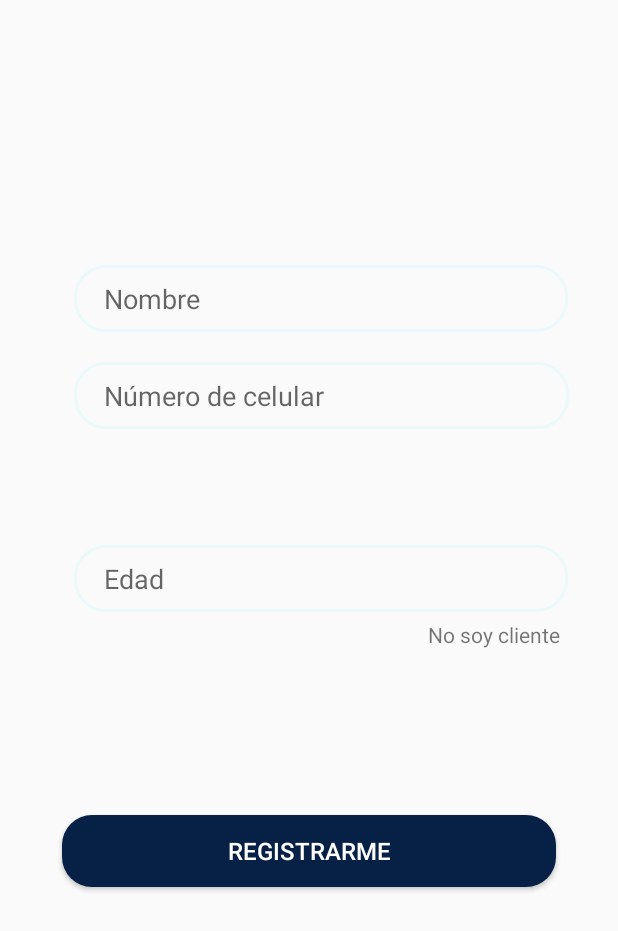
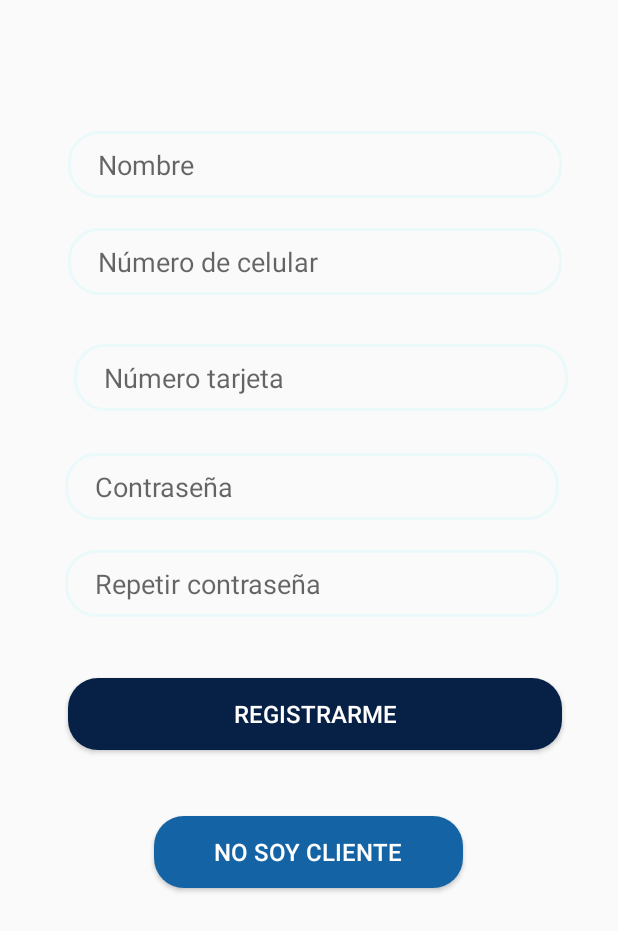
Before and after one commit to javiertapiadev/GeoOfertaHackathonBBVA2020, an Android app: the layout formulario_registro.xml on its own in the app's theme, with its tools: preview values and no code run, on a phone screen of 412 x 824 dp. Shown: the top 931 px of the screen. Run offline under Robolectric (Android 15) with nearby library versions, the phone set to English and light mode, and no system bars.

Commit message:
Modificación de pantalla de registro

```diff
--- a/Android/app/src/main/java/com/example/geoofertas/InicioSesion.java
+++ b/Android/app/src/main/java/com/example/geoofertas/InicioSesion.java
@@ -16,6 +16,7 @@ public class InicioSesion extends AppCompatActivity {
 
     TabLayout tabLayout;
     ViewPager viewPager;
+    float v;
 
     @Override
     protected void onCreate(Bundle savedInstanceState) {
@@ -32,5 +33,9 @@ public class InicioSesion extends AppCompatActivity {
         final LoginAdapter adapter = new LoginAdapter(getSupportFragmentManager(), this,tabLayout.getTabCount());
         viewPager.setAdapter(adapter);
         viewPager.addOnPageChangeListener(new TabLayout.TabLayoutOnPageChangeListener(tabLayout));
+
+        tabLayout.setTranslationY(300);
+        tabLayout.setAlpha(v);
+        tabLayout.animate().translationY(0).alpha(1).setDuration(1000).setStartDelay(100).start();
     }
 }
--- /dev/null
+++ b/Android/app/src/main/res/drawable/buttonligthblue.xml
@@ -0,0 +1,5 @@
+<?xml version="1.0" encoding="utf-8"?>
+<shape xmlns:android="http://schemas.android.com/apk/res/android">
+    <corners android:radius="20dp"/>
+    <solid android:color="@color/bbvacorelightblue"/>
+</shape>
--- a/Android/app/src/main/res/layout/activity_inicio_sesion.xml
+++ b/Android/app/src/main/res/layout/activity_inicio_sesion.xml
@@ -37,7 +37,7 @@
             android:layout_height="0dp"
             app:layout_constraintBottom_toBottomOf="parent"
             app:layout_constraintEnd_toEndOf="parent"
-            app:layout_constraintHeight_percent=".7"
+            app:layout_constraintHeight_percent="1"
             app:layout_constraintHorizontal_bias="0.0"
             app:layout_constraintStart_toStartOf="parent"
             app:layout_constraintTop_toTopOf="parent"
--- a/Android/app/src/main/res/layout/formulario_registro.xml
+++ b/Android/app/src/main/res/layout/formulario_registro.xml
@@ -1,43 +1,120 @@
 <?xml version="1.0" encoding="utf-8"?>
 <androidx.constraintlayout.widget.ConstraintLayout xmlns:android="http://schemas.android.com/apk/res/android"
+    xmlns:app="http://schemas.android.com/apk/res-auto"
     xmlns:tools="http://schemas.android.com/tools"
     android:layout_width="match_parent"
-    android:layout_height="match_parent"
-    xmlns:app="http://schemas.android.com/apk/res-auto">
+    android:layout_height="match_parent">
+
+
+    <EditText
+        android:id="@+id/numerotarjeta"
+        android:layout_width="0dp"
+        android:layout_height="wrap_content"
+        android:background="@drawable/edit_text"
+        android:hint="Número tarjeta"
+        android:paddingLeft="20dp"
+        android:paddingTop="10dp"
+        android:paddingBottom="10dp"
+        app:layout_constraintBottom_toBottomOf="parent"
+        app:layout_constraintEnd_toEndOf="parent"
+        app:layout_constraintHorizontal_bias="0.597"
+        app:layout_constraintStart_toStartOf="parent"
+        app:layout_constraintTop_toBottomOf="@+id/numerocelular"
+        app:layout_constraintVertical_bias="0.056"
+        app:layout_constraintWidth_percent=".8" />
 
     <EditText
         android:id="@+id/nombre"
         android:layout_width="0dp"
         android:layout_height="wrap_content"
+        android:background="@drawable/edit_text"
         android:hint="Nombre"
         android:paddingLeft="20dp"
         android:paddingTop="10dp"
         android:paddingBottom="10dp"
-        android:background="@drawable/edit_text"
         app:layout_constraintBottom_toBottomOf="parent"
         app:layout_constraintEnd_toEndOf="parent"
-        app:layout_constraintHorizontal_bias="0.597"
+        app:layout_constraintHorizontal_bias="0.548"
         app:layout_constraintStart_toStartOf="parent"
         app:layout_constraintTop_toTopOf="parent"
-        app:layout_constraintVertical_bias="0.227"
+        app:layout_constraintVertical_bias="0.112"
         app:layout_constraintWidth_percent=".8" />
 
     <EditText
-        android:id="@+id/edad"
+        android:id="@+id/contrasenia"
         android:layout_width="0dp"
         android:layout_height="wrap_content"
-        android:hint="Edad"
+        android:layout_margin="20dp"
+        android:layout_marginTop="20dp"
+        android:background="@drawable/edit_text"
+        android:ems="10"
+        android:hint="Contraseña"
+        android:inputType="textPassword"
         android:paddingLeft="20dp"
         android:paddingTop="10dp"
         android:paddingBottom="10dp"
-        android:background="@drawable/edit_text"
         app:layout_constraintBottom_toBottomOf="parent"
         app:layout_constraintEnd_toEndOf="parent"
-        app:layout_constraintHorizontal_bias="0.597"
+        app:layout_constraintHorizontal_bias="0.548"
         app:layout_constraintStart_toStartOf="parent"
-        app:layout_constraintTop_toTopOf="@id/numerocelular"
-        app:layout_constraintVertical_bias="0.227"
+        app:layout_constraintTop_toBottomOf="@id/numerotarjeta"
+        app:layout_constraintVertical_bias="0.017"
         app:layout_constraintWidth_percent=".8" />
+
+    <EditText
+        android:id="@+id/repetircontrasenia"
+        android:layout_width="0dp"
+        android:layout_height="wrap_content"
+        android:layout_margin="20dp"
+        android:layout_marginTop="20dp"
+        android:background="@drawable/edit_text"
+        android:ems="10"
+        android:hint="Repetir contraseña"
+        android:inputType="textPassword"
+        android:paddingLeft="20dp"
+        android:paddingTop="10dp"
+        android:paddingBottom="10dp"
+        app:layout_constraintBottom_toBottomOf="parent"
+        app:layout_constraintEnd_toEndOf="parent"
+        app:layout_constraintHorizontal_bias="0.548"
+        app:layout_constraintStart_toStartOf="parent"
+        app:layout_constraintTop_toBottomOf="@id/contrasenia"
+        app:layout_constraintVertical_bias="0.0"
+        app:layout_constraintWidth_percent=".8" />
+
+    <Button
+        android:id="@+id/button"
+        android:layout_width="0dp"
+        android:layout_height="wrap_content"
+        android:background="@drawable/button"
+        android:text="Registrarme"
+        android:textColor="@color/white"
+        android:textSize="16sp"
+        android:textStyle="normal"
+        app:layout_constraintBottom_toBottomOf="parent"
+        app:layout_constraintEnd_toEndOf="parent"
+        app:layout_constraintHorizontal_bias="0.548"
+        app:layout_constraintStart_toStartOf="parent"
+        app:layout_constraintTop_toBottomOf="@+id/repetircontrasenia"
+        app:layout_constraintVertical_bias="0.112"
+        app:layout_constraintWidth_percent=".8" />
+
+    <Button
+        android:id="@+id/buttonnosoycliente"
+        android:layout_width="0dp"
+        android:layout_height="wrap_content"
+        android:background="@drawable/buttonligthblue"
+        android:text="No soy cliente"
+        android:textColor="@color/white"
+        android:textSize="16sp"
+        android:textStyle="normal"
+        app:layout_constraintBottom_toBottomOf="parent"
+        app:layout_constraintEnd_toEndOf="parent"
+        app:layout_constraintHorizontal_bias="0.497"
+        app:layout_constraintStart_toStartOf="parent"
+        app:layout_constraintTop_toBottomOf="@+id/button"
+        app:layout_constraintVertical_bias="0.16"
+        app:layout_constraintWidth_percent=".5" />
 
     <EditText
         android:id="@+id/numerocelular"
@@ -45,47 +122,17 @@
         android:layout_height="wrap_content"
         android:layout_margin="20dp"
         android:layout_marginTop="20dp"
-        android:layout_marginBottom="404dp"
+        android:background="@drawable/edit_text"
         android:hint="Número de celular"
         android:paddingLeft="20dp"
         android:paddingTop="10dp"
         android:paddingBottom="10dp"
-        android:background="@drawable/edit_text"
         app:layout_constraintBottom_toBottomOf="parent"
         app:layout_constraintEnd_toEndOf="parent"
-        app:layout_constraintHorizontal_bias="0.695"
+        app:layout_constraintHorizontal_bias="0.597"
         app:layout_constraintStart_toStartOf="parent"
         app:layout_constraintTop_toBottomOf="@id/nombre"
-        app:layout_constraintVertical_bias="0"
+        app:layout_constraintVertical_bias="0.0"
         app:layout_constraintWidth_percent=".8" />
 
-    <Button
-        android:id="@+id/button"
-        android:layout_width="0dp"
-        android:layout_height="wrap_content"
-        android:text="Registrarme"
-        android:textSize="16sp"
-        android:textStyle="normal"
-        android:background="@drawable/button"
-        android:textColor="@color/white"
-        app:layout_constraintBottom_toBottomOf="parent"
-        app:layout_constraintEnd_toEndOf="parent"
-        app:layout_constraintStart_toStartOf="parent"
-        app:layout_constraintTop_toTopOf="parent"
-        app:layout_constraintVertical_bias=".7"
-        app:layout_constraintWidth_percent=".8" />
-
-    <TextView
-        android:layout_width="wrap_content"
-        android:layout_height="wrap_content"
-        android:text="No soy cliente"
-        app:layout_constraintVertical_bias="0"
-        app:layout_constraintHorizontal_bias="1"
-        android:layout_marginTop="5dp"
-        android:layout_marginRight="5dp"
-        app:layout_constraintBottom_toBottomOf="parent"
-        app:layout_constraintEnd_toEndOf="@id/edad"
-        app:layout_constraintStart_toStartOf="parent"
-        app:layout_constraintTop_toBottomOf="@id/edad"/>
-
 </androidx.constraintlayout.widget.ConstraintLayout>
```
Also changed, not shown: Android/app/src/main/java/com/example/geoofertas/Inicio.java (+4 -5 lines), Android/app/src/main/res/layout/formulario_login.xml (+39 -23 lines), Android/app/src/main/res/raw/carritocompras.json (added, +1 -0 lines).
